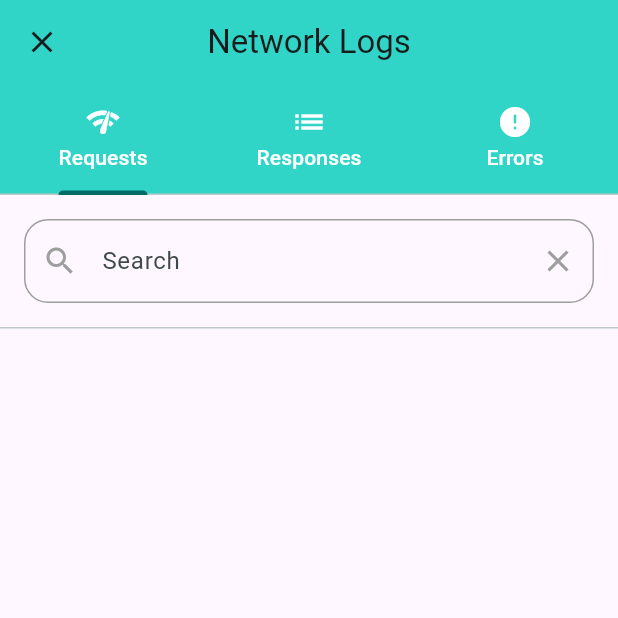
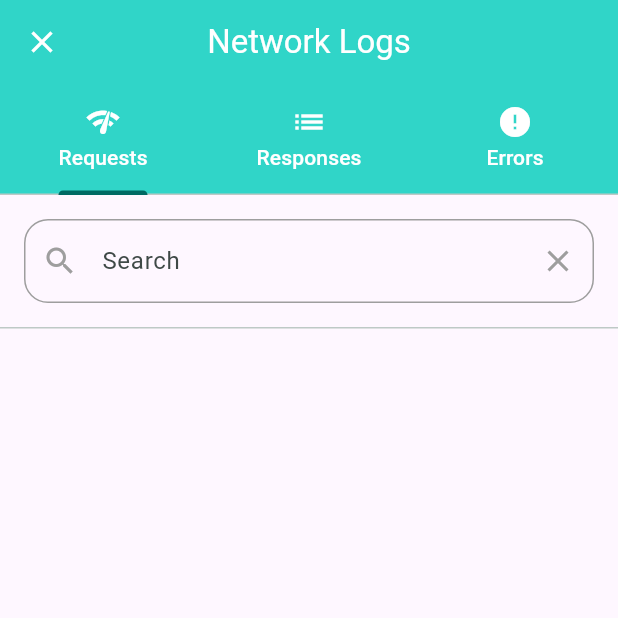
Before and after one commit to gokhancvs/fancy_dio_inspector, a Flutter app: the screen it shows after launch, after a tap on "Open FancyDioInspectorView", on a phone screen of 412 x 824 dp, the top half of it. Run offline on Flutter 3.47's test engine with Material 3 defaults, Android fonts, the phone set to English and light mode, and no system bars; our stand-ins replace dio.

Commit message:
minor changes to the light theme

```diff
--- a/lib/src/theme/fancy_theme_data.dart
+++ b/lib/src/theme/fancy_theme_data.dart
@@ -7,6 +7,7 @@ mixin FancyThemeData {
     primaryColor: FancyColors.turquoise,
     indicatorColor: FancyColors.darkCyan,
     appBarTheme: const AppBarTheme(
+      foregroundColor: FancyColors.white,
       backgroundColor: FancyColors.turquoise,
       elevation: 0,
     ),
@@ -28,8 +29,9 @@ mixin FancyThemeData {
     ),
     elevatedButtonTheme: ElevatedButtonThemeData(
       style: ElevatedButton.styleFrom(
+        foregroundColor: FancyColors.white,
         backgroundColor: FancyColors.darkCyan,
-        padding: const EdgeInsets.all(16),
+        padding: const EdgeInsets.all(8),
         shape: const StadiumBorder(),
         elevation: 0,
       ),
```
